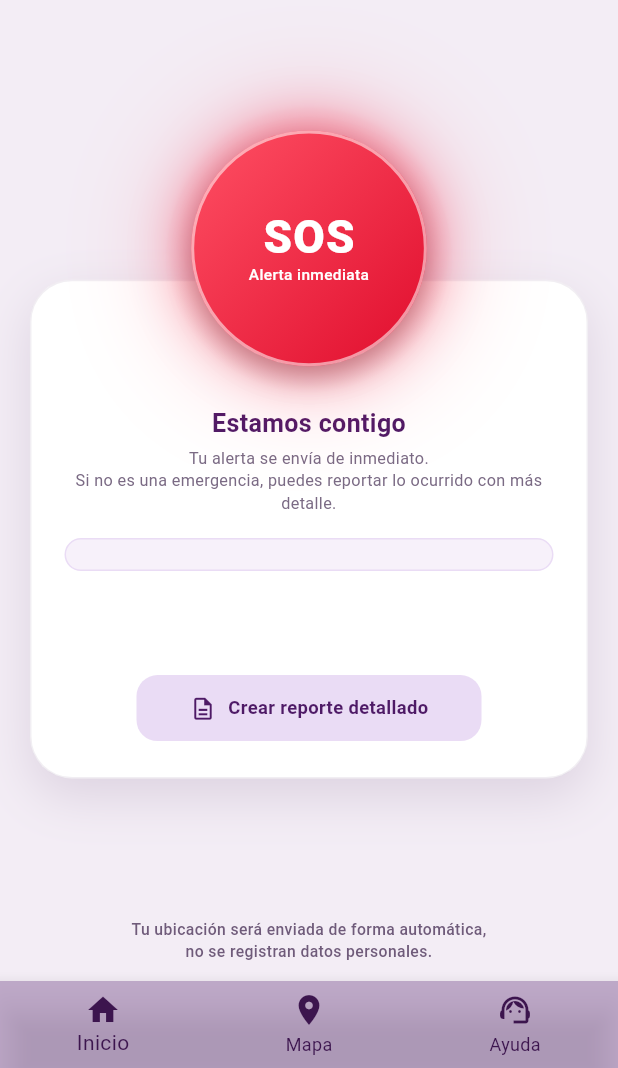
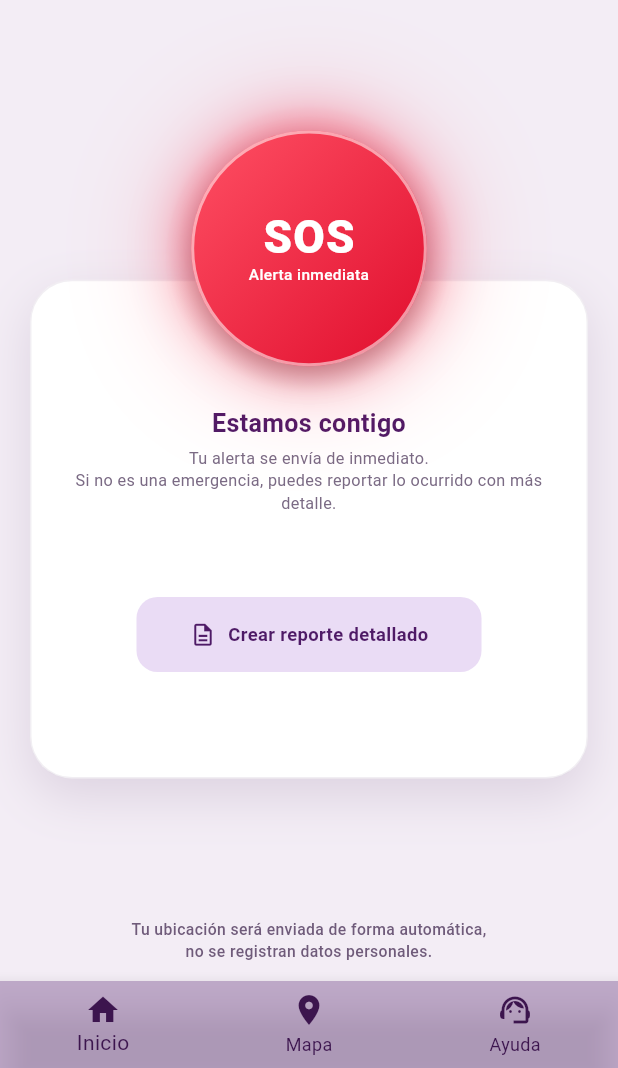
Before and after one commit to zoneidavente/Proyecto_Alerta_Violeta, a Flutter app: the HomePage screen opened directly with empty values, on a phone screen of 412 x 824 dp, the part 168-1236 px from its top. Run offline on Flutter 3.47's test engine with Material 3 defaults, Android fonts, the phone set to English and light mode, and no system bars; our stand-ins replace audioplayers, firebase_core, flutter_map, geolocator, latlong2, timeago; accounts and stored records are empty; Roboto replaces fonts that are missing (Poppins).

Commit message:
Actualizar pantalla principal y caché de Firebase

```diff
--- a/login_app/lib/home_page.dart
+++ b/login_app/lib/home_page.dart
@@ -1091,7 +1091,6 @@ class _HomePageState extends State<HomePage> {
 
   Widget _tarjetaInicio(double escala, double altoTotal) {
     const morado = Color(0xFF4E1A66);
-    const violeta = Color(0xFF9B43C0);
     const rojo = Color(0xFFF21F3D);
     final anchoSOS = 160 * escala;
     final margenTarjeta = 20 + anchoSOS * 0.62;
@@ -1150,25 +1149,13 @@ class _HomePageState extends State<HomePage> {
                     height: 1.4,
                   ),
                 ),
-                SizedBox(height: 16 * escala),
-                Container(
-                  padding: const EdgeInsets.symmetric(
-                    horizontal: 13,
-                    vertical: 10,
-                  ),
-                  decoration: BoxDecoration(
-                    color: const Color(0xFFF7F1FA),
-                    borderRadius: BorderRadius.circular(14),
-                    border: Border.all(color: const Color(0xFFEADCF5)),
-                  ),
-                ),
-                const Spacer(),
+                SizedBox(height: 56 * escala),
                 Center(
                   child: ConstrainedBox(
                     constraints: const BoxConstraints(maxWidth: 230),
                     child: SizedBox(
                       width: double.infinity,
-                      height: 44,
+                      height: 50,
                       child: Material(
                         color: const Color(0xFFEADCF5),
                         borderRadius: BorderRadius.circular(14),
```
Also changed, not shown: 1 other file.
